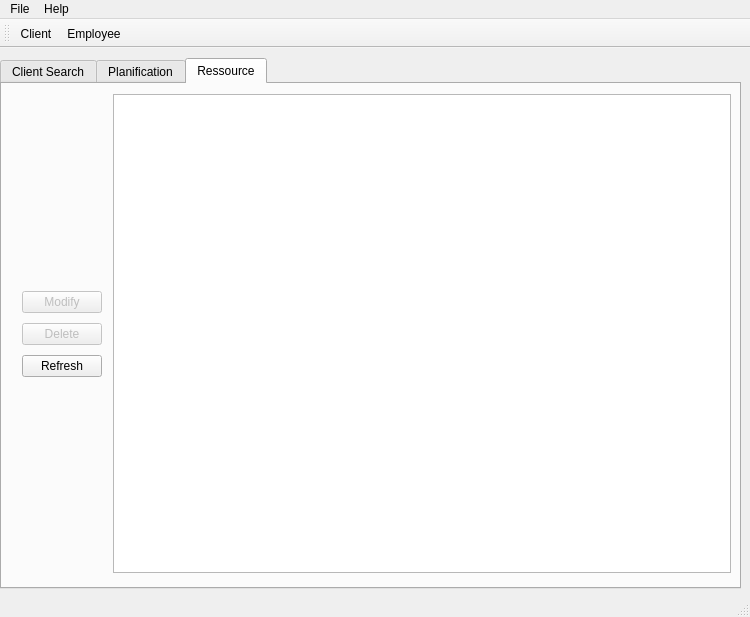
Old version of the form TPQtIntroduction/mainwindow.ui in the repository Lydie-Pierrick/TP2-QT-INTRO.
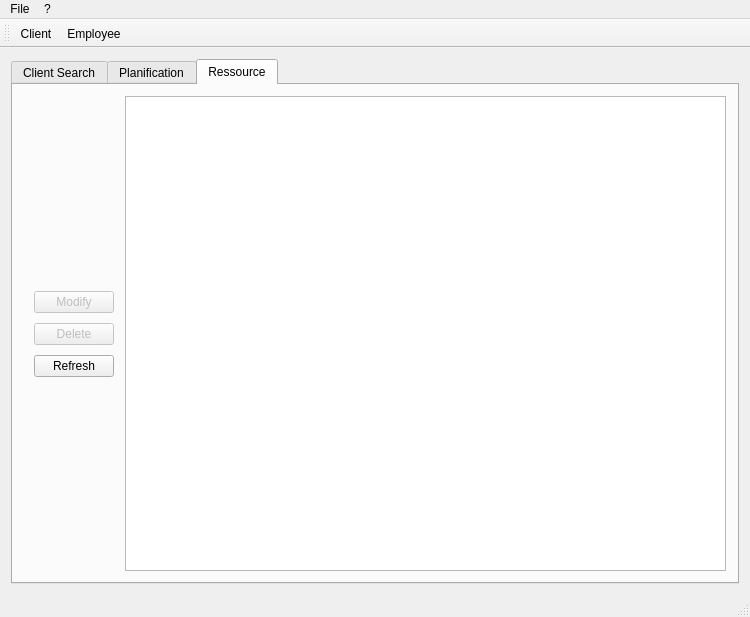
New version of the form. The open tabs and pages were chosen to show the change. Icons and pictures are not drawn.

```diff
--- a/TPQtIntroduction/mainwindow.ui
+++ b/TPQtIntroduction/mainwindow.ui
@@ -20,15 +20,11 @@
      <verstretch>0</verstretch>
     </sizepolicy>
    </property>
+   <layout class="QVBoxLayout" name="verticalLayout_4">
+    <item>
+     <layout class="QVBoxLayout" name="verticalLayout">
+      <item>
    <widget class="QTabWidget" name="tabWidget">
-    <property name="geometry">
-     <rect>
-      <x>0</x>
-      <y>10</y>
-      <width>741</width>
-      <height>531</height>
-     </rect>
-    </property>
     <property name="palette">
      <palette>
       <active>
@@ -223,15 +219,8 @@
      <attribute name="title">
       <string>Ressource</string>
      </attribute>
-     <widget class="QWidget" name="horizontalLayoutWidget">
-      <property name="geometry">
-       <rect>
-        <x>-1</x>
-        <y>-1</y>
-        <width>741</width>
-        <height>501</height>
-       </rect>
-      </property>
+         <layout class="QVBoxLayout" name="verticalLayout_9">
+          <item>
       <layout class="QHBoxLayout" name="horizontalLayout">
        <item>
         <layout class="QVBoxLayout" name="verticalLayout_3">
@@ -300,12 +289,21 @@
         </layout>
        </item>
        <item>
+             <layout class="QVBoxLayout" name="verticalLayout_RessourceTreeView">
+              <item>
         <widget class="QTreeView" name="treeView_Ressource"/>
        </item>
       </layout>
-     </widget>
-    </widget>
-   </widget>
+            </item>
+           </layout>
+          </item>
+         </layout>
+        </widget>
+       </widget>
+      </item>
+     </layout>
+    </item>
+   </layout>
   </widget>
   <widget class="QMenuBar" name="menuBar">
    <property name="geometry">
@@ -332,7 +330,7 @@
    </widget>
    <widget class="QMenu" name="menuHelp">
     <property name="title">
-     <string>Help</string>
+     <string>?</string>
     </property>
     <addaction name="actionAbout"/>
    </widget>
```
Left out of the diff: 22 changed lines with no effect on the pictures. Lines whose indentation alone changed are shown as unchanged.
